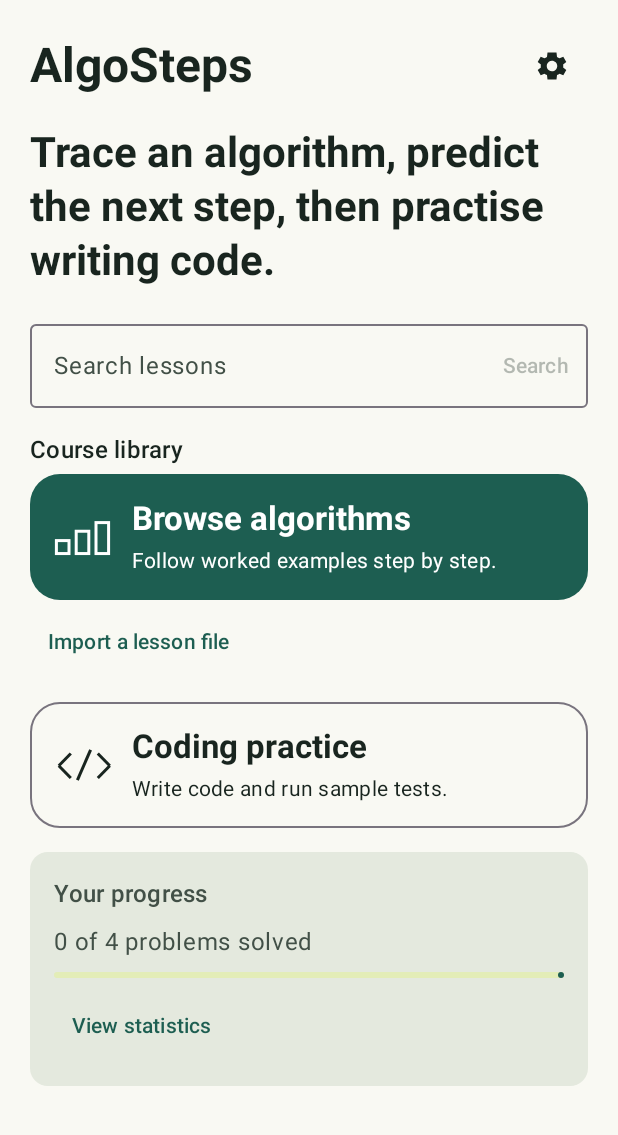
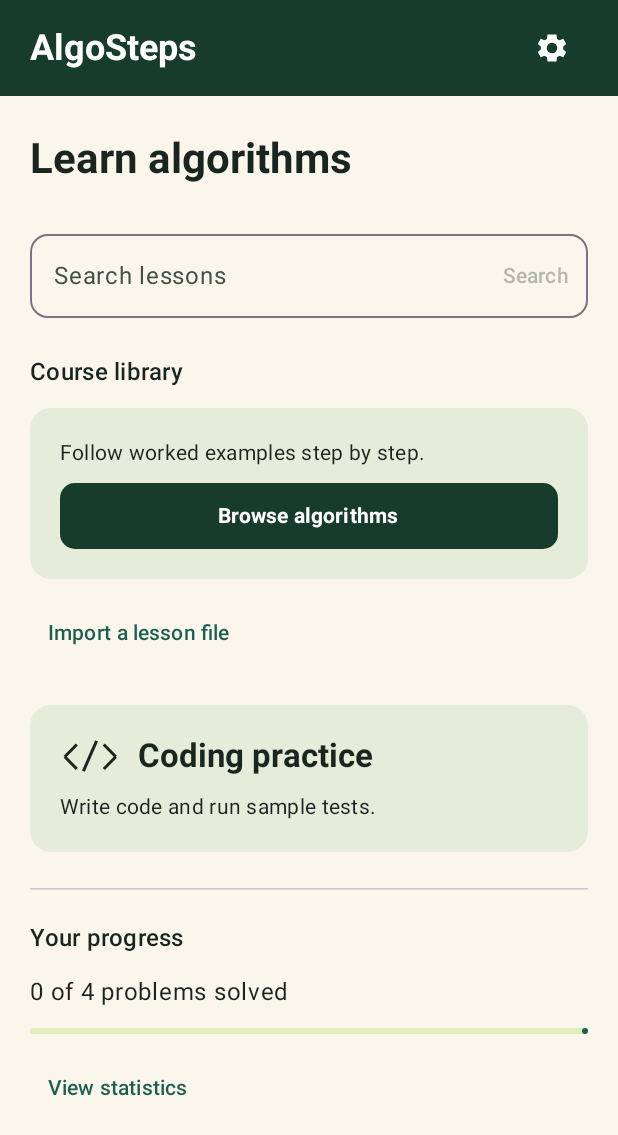
Before and after one commit to yingkailiang-27/CP3406_Assessment3, an Android app built with Jetpack Compose: the screen it shows after launch (MainActivity), on a phone screen of 412 x 824 dp. Shown: the top 1135 px of the screen. Run offline under Robolectric (Android 15) with nearby library versions, the phone set to English and light mode, and no system bars; our stand-ins replace Room's generated code; pictures from the network do not load.

Commit message:
Redesign home and algorithm library with a forest-green study handbook style

```diff
--- a/app/src/main/java/edu/algosteps/ui/DashboardScreens.kt
+++ b/app/src/main/java/edu/algosteps/ui/DashboardScreens.kt
@@ -1,6 +1,7 @@
 package edu.algosteps.ui
 
-import androidx.compose.foundation.BorderStroke
+import androidx.compose.foundation.background
+import androidx.compose.foundation.isSystemInDarkTheme
 import androidx.compose.foundation.Canvas
 import androidx.compose.foundation.text.KeyboardActions
 import androidx.compose.foundation.text.KeyboardOptions
@@ -74,23 +75,33 @@ internal fun HomeContent(
             onSearch(search.trim())
         }
     }
+    val dark = isSystemInDarkTheme()
+    val paper = if (dark) MaterialTheme.colorScheme.background else Color(0xFFFAF6EC)
+    val forest = Color(0xFF173C2B)
+    val cardColor = if (dark) MaterialTheme.colorScheme.surfaceVariant else Color(0xFFE5ECD9)
     LazyColumn(
-        modifier = Modifier.fillMaxSize().imePadding(),
-        contentPadding = PaddingValues(20.dp),
-        verticalArrangement = Arrangement.spacedBy(16.dp)
+        modifier = Modifier.fillMaxSize().background(paper).imePadding(),
+        contentPadding = PaddingValues(bottom = 32.dp),
+        verticalArrangement = Arrangement.spacedBy(24.dp)
     ) {
         item {
-            Row(verticalAlignment = Alignment.CenterVertically) {
+            Surface(color = forest, contentColor = Color.White) {
+                Row(
+                    Modifier.fillMaxWidth().padding(horizontal = 20.dp, vertical = 8.dp),
+                    verticalAlignment = Alignment.CenterVertically
+                ) {
                     Text("AlgoSteps", Modifier.weight(1f).semantics { heading() },
-                    style = MaterialTheme.typography.headlineLarge, fontWeight = FontWeight.Bold)
+                        style = MaterialTheme.typography.headlineSmall, fontWeight = FontWeight.Bold)
                     IconButton(onClick = onSettings) {
                         Icon(painterResource(R.drawable.ic_settings), contentDescription = "Settings")
                     }
                 }
             }
+        }
         item {
             Text(
-                text = "Trace an algorithm, predict the next step, then practise writing code.",
+                text = "Learn algorithms",
+                modifier = Modifier.padding(horizontal = 20.dp).semantics { heading() },
                 style = MaterialTheme.typography.headlineMedium,
                 fontWeight = FontWeight.Bold
             )
@@ -99,7 +110,8 @@ internal fun HomeContent(
             OutlinedTextField(
                 value = search,
                 onValueChange = { search = it },
-                modifier = Modifier.fillMaxWidth(),
+                modifier = Modifier.fillMaxWidth().padding(horizontal = 20.dp),
+                shape = RoundedCornerShape(12.dp),
                 label = { Text("Search lessons") },
                 singleLine = true,
                 keyboardOptions = KeyboardOptions(imeAction = ImeAction.Search),
@@ -110,22 +122,25 @@ internal fun HomeContent(
             )
         }
         item {
-            Column(verticalArrangement = Arrangement.spacedBy(4.dp)) {
+            Column(Modifier.padding(horizontal = 20.dp), verticalArrangement = Arrangement.spacedBy(12.dp)) {
                 Text("Course library", style = MaterialTheme.typography.titleMedium,
                     modifier = Modifier.semantics { heading() })
-                TrackCard(false, onAlgorithms, Modifier.fillMaxWidth())
+                TrackCard(false, onAlgorithms, cardColor, forest)
                 if (onImport != null) {
                     TextButton(onClick = onImport) { Text("Import a lesson file") }
                 }
             }
         }
-        item { TrackCard(true, onCoding, Modifier.fillMaxWidth()) }
         item {
-            Card(
-                modifier = Modifier.fillMaxWidth(),
-                colors = CardDefaults.cardColors(containerColor = MaterialTheme.colorScheme.surfaceVariant)
-            ) {
-                Column(Modifier.padding(16.dp), verticalArrangement = Arrangement.spacedBy(8.dp)) {
+            Column(Modifier.padding(horizontal = 20.dp), verticalArrangement = Arrangement.spacedBy(12.dp)) {
+                TrackCard(true, onCoding, cardColor, forest)
+            }
+        }
+        item {
+            Column(Modifier.padding(horizontal = 20.dp)) {
+                HorizontalDivider()
+
+                Column(Modifier.padding(top = 20.dp), verticalArrangement = Arrangement.spacedBy(12.dp)) {
                     Text("Your progress", style = MaterialTheme.typography.titleMedium,
                         modifier = Modifier.semantics { heading() })
                     if (stats == null) {
@@ -145,35 +160,42 @@ internal fun HomeContent(
 }
 
 @Composable
-private fun TrackCard(coding: Boolean, onClick: () -> Unit, modifier: Modifier) {
-    val colors = MaterialTheme.colorScheme
+private fun TrackCard(coding: Boolean, onClick: () -> Unit, cardColor: Color, forest: Color) {
     Surface(
         onClick = onClick,
-        modifier = modifier,
-        shape = RoundedCornerShape(20.dp),
-        color = if (coding) colors.surface else colors.primary,
-        contentColor = if (coding) colors.onSurface else colors.onPrimary,
-        border = if (coding) BorderStroke(1.dp, colors.outline) else null
+        modifier = Modifier.fillMaxWidth(),
+        shape = RoundedCornerShape(14.dp),
+        color = cardColor,
+        contentColor = MaterialTheme.colorScheme.onSurface
     ) {
+        Column(
+            modifier = Modifier.padding(20.dp),
+            verticalArrangement = Arrangement.spacedBy(10.dp)
+        ) {
+            if (coding) {
                 Row(
-            modifier = Modifier.padding(16.dp),
                     horizontalArrangement = Arrangement.spacedBy(12.dp),
                     verticalAlignment = Alignment.CenterVertically
                 ) {
-            TrackMark(coding, LocalContentColor.current)
-            Column(
-                modifier = Modifier.weight(1f),
-                verticalArrangement = Arrangement.spacedBy(4.dp)
+                    TrackMark(true, LocalContentColor.current)
+                    Text("Coding practice", style = MaterialTheme.typography.titleLarge,
+                        fontWeight = FontWeight.Bold)
+                }
+                Text("Write code and run sample tests.", style = MaterialTheme.typography.bodyMedium)
+            } else {
+                Text("Follow worked examples step by step.", style = MaterialTheme.typography.bodyMedium)
+                Surface(
+                    modifier = Modifier.fillMaxWidth(),
+                    color = forest,
+                    contentColor = Color.White,
+                    shape = RoundedCornerShape(10.dp)
                 ) {
-                Text(
-                    if (coding) "Coding practice" else "Browse algorithms",
-                    style = MaterialTheme.typography.titleLarge,
-                    fontWeight = FontWeight.Bold
-                )
-                Text(
-                    if (coding) "Write code and run sample tests." else "Follow worked examples step by step.",
-                    style = MaterialTheme.typography.bodyMedium
-                )
+                    Box(Modifier.padding(horizontal = 16.dp, vertical = 12.dp),
+                        contentAlignment = Alignment.Center) {
+                        Text("Browse algorithms", style = MaterialTheme.typography.labelLarge,
+                            fontWeight = FontWeight.Bold)
+                    }
+                }
             }
         }
     }
```
Also changed, not shown: app/src/main/java/edu/algosteps/ui/CollectionScreen.kt (+63 -15 lines). Lines whose indentation alone changed are shown as unchanged.
